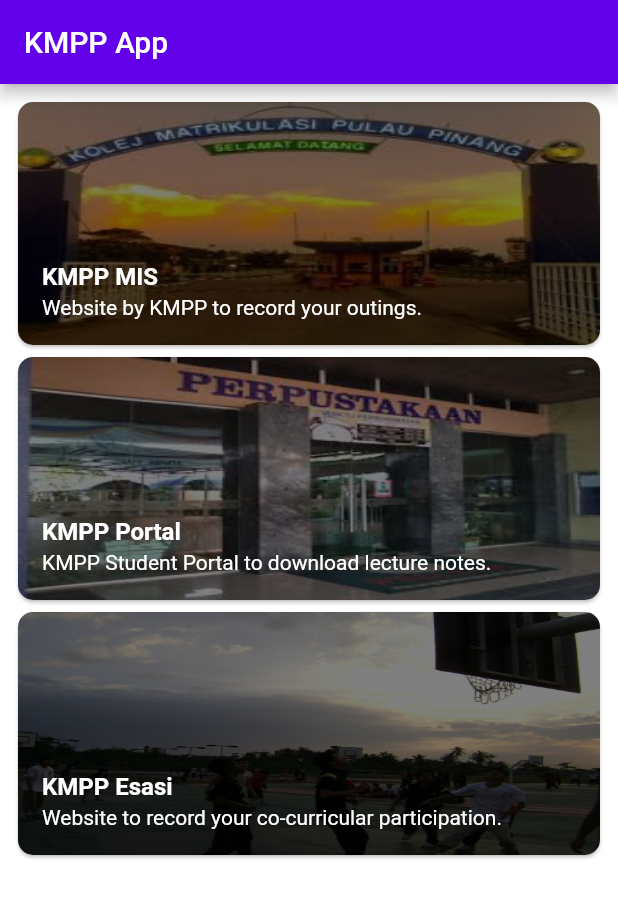
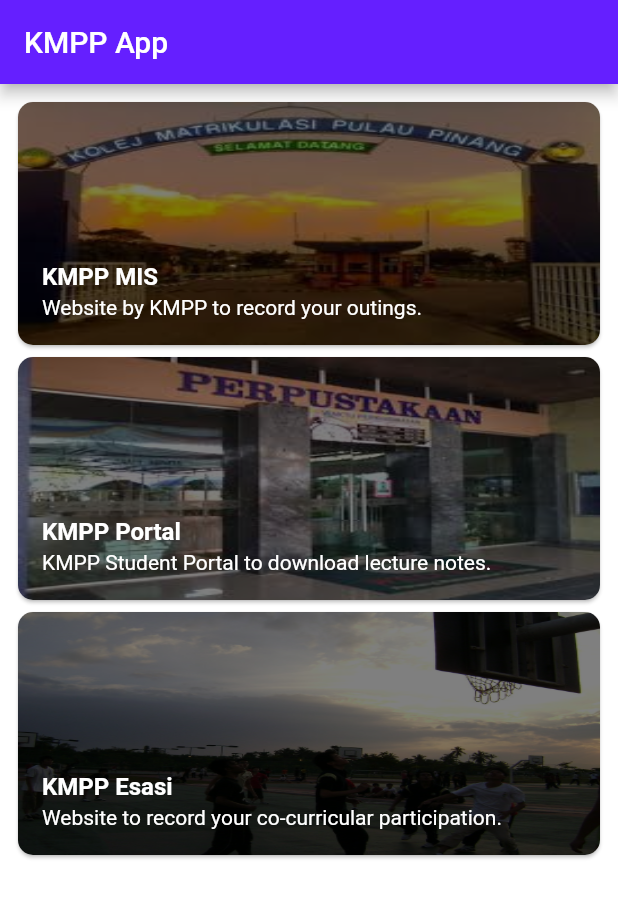
Before and after one commit to autumnlewjb/MyFirstApp, a Flutter app: the screen it shows after launch, on a phone screen of 412 x 824 dp. Shown: the top 898 px of the screen. Run offline on Flutter 3.47's test engine with Material 2 defaults, Android fonts, the phone set to English and light mode, and no system bars; our stand-ins replace webview_flutter.

Commit message:
change color

```diff
--- a/kmpp_app/lib/main.dart
+++ b/kmpp_app/lib/main.dart
@@ -22,7 +22,7 @@ class HomeScreenContent extends StatelessWidget {
       backgroundColor: Colors.white,
       appBar: AppBar(
         title: Text('KMPP App'),
-        backgroundColor: Colors.deepPurpleAccent[700],
+        backgroundColor: Colors.deepPurpleAccent[400],
       ),
       body: Padding(
         padding: const EdgeInsets.all(8.0),
--- a/kmpp_app/lib/webview_container.dart
+++ b/kmpp_app/lib/webview_container.dart
@@ -19,6 +19,7 @@ class _WebViewContainerState extends State<WebViewContainer> {
     return new MaterialApp(
       home: Scaffold(
         appBar: AppBar(
+          backgroundColor: Colors.deepPurpleAccent[900],
           leading: BackButton(
             onPressed: () => backButtonManager(context),
           ),
```
